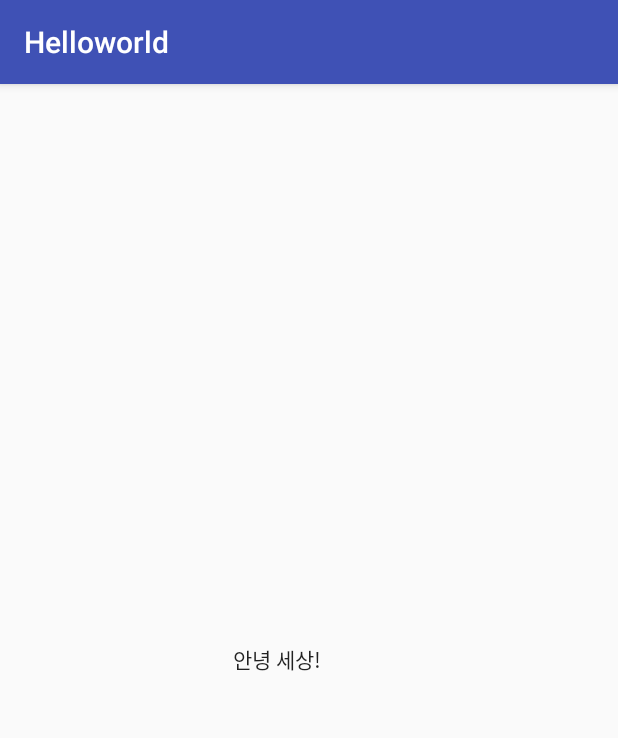
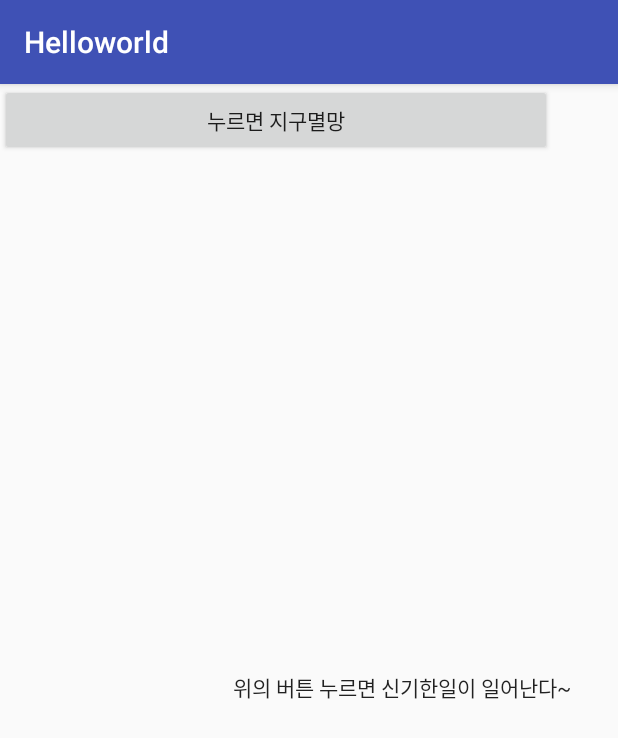
Before and after one commit to mebaragi/hellogithub, an Android app: the screen it shows after launch (MainActivity), on a phone screen of 412 x 824 dp. Shown: the top 738 px of the screen. Run offline under Robolectric (Android 15) with nearby library versions, the phone set to English and light mode, and no system bars.

Commit message:
#2 버튼 누르면 짜잔

```diff
--- a/app/src/main/java/hskr/emirim/meba/helloworld/MainActivity.java
+++ b/app/src/main/java/hskr/emirim/meba/helloworld/MainActivity.java
@@ -2,15 +2,23 @@ package hskr.emirim.meba.helloworld;
 
 import android.support.v7.app.AppCompatActivity;
 import android.os.Bundle;
+import android.view.View;
+import android.widget.Button;
+import android.widget.Toast;
 
-public class MainActivity extends AppCompatActivity {
+public class MainActivity extends AppCompatActivity  implements View.OnClickListener {
 
     @Override
     protected void onCreate(Bundle savedInstanceState) {
         super.onCreate(savedInstanceState);
         setContentView(R.layout.activity_main);
+
+        Button btnHello = (Button) findViewById(R.id.btnHello);
+        btnHello.setOnClickListener(this);
     }
 
-
-
+    @Override
+    public void onClick(View v) {
+        Toast.makeText(this, "지구가 멸망했따!!!!!",Toast.LENGTH_LONG).show();
+    }
 }
--- a/app/src/main/res/layout/activity_main.xml
+++ b/app/src/main/res/layout/activity_main.xml
@@ -7,13 +7,24 @@
     tools:context="hskr.emirim.meba.helloworld.MainActivity">
 
     <TextView
-        android:layout_width="74dp"
-        android:layout_height="23dp"
-        android:layout_marginLeft="155dp"
-        android:text="안녕 세상!"
+        android:id="@+id/textView"
+        android:layout_width="wrap_content"
+        android:layout_height="wrap_content"
+        android:layout_marginLeft="132dp"
+        android:layout_marginStart="155dp"
+        android:text="위의 버튼 누르면 신기한일이 일어난다~"
         android:textAppearance="@style/TextAppearance.AppCompat"
         app:layout_constraintBottom_toBottomOf="parent"
         app:layout_constraintLeft_toLeftOf="parent"
-        app:layout_constraintTop_toTopOf="parent" />
+        app:layout_constraintTop_toTopOf="parent"
+        app:layout_constraintVertical_bias="0.524" />
+
+    <Button
+        android:id="@+id/btnHello"
+        android:layout_width="368dp"
+        android:layout_height="wrap_content"
+        android:text="누르면 지구멸망"
+        tools:layout_editor_absoluteX="8dp"
+        tools:layout_editor_absoluteY="174dp" />
 
 </android.support.constraint.ConstraintLayout>
```
